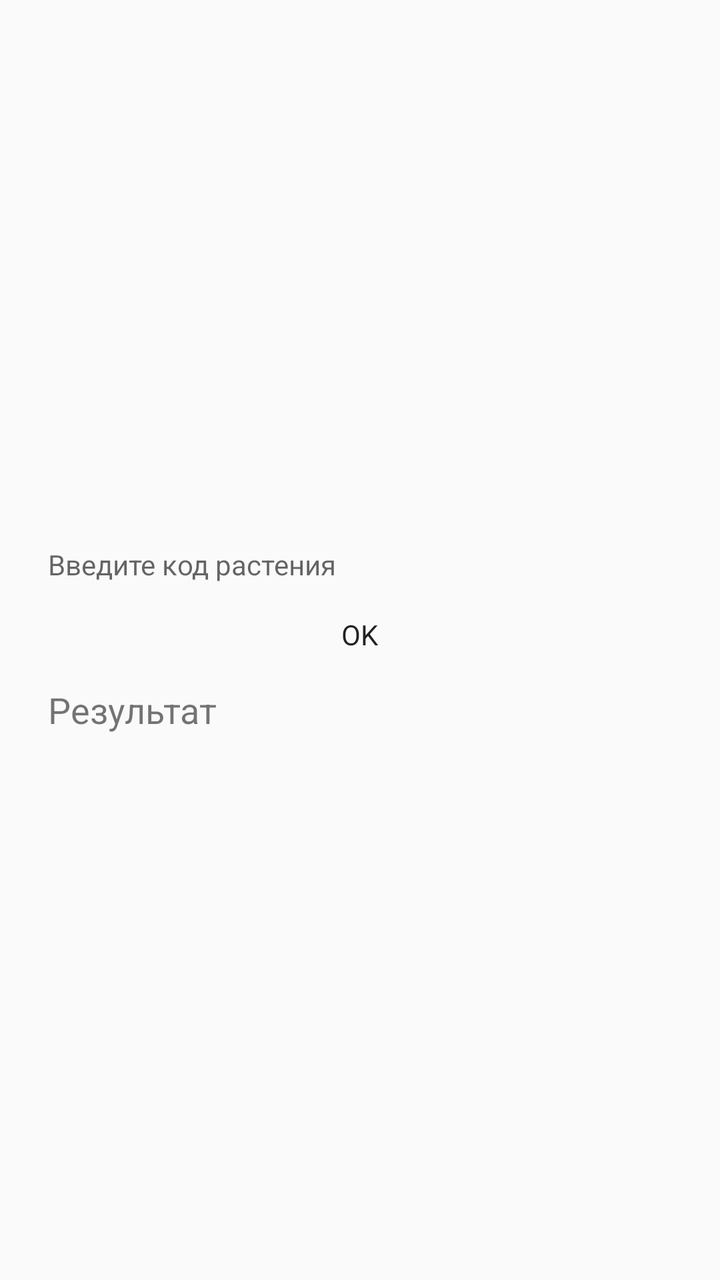
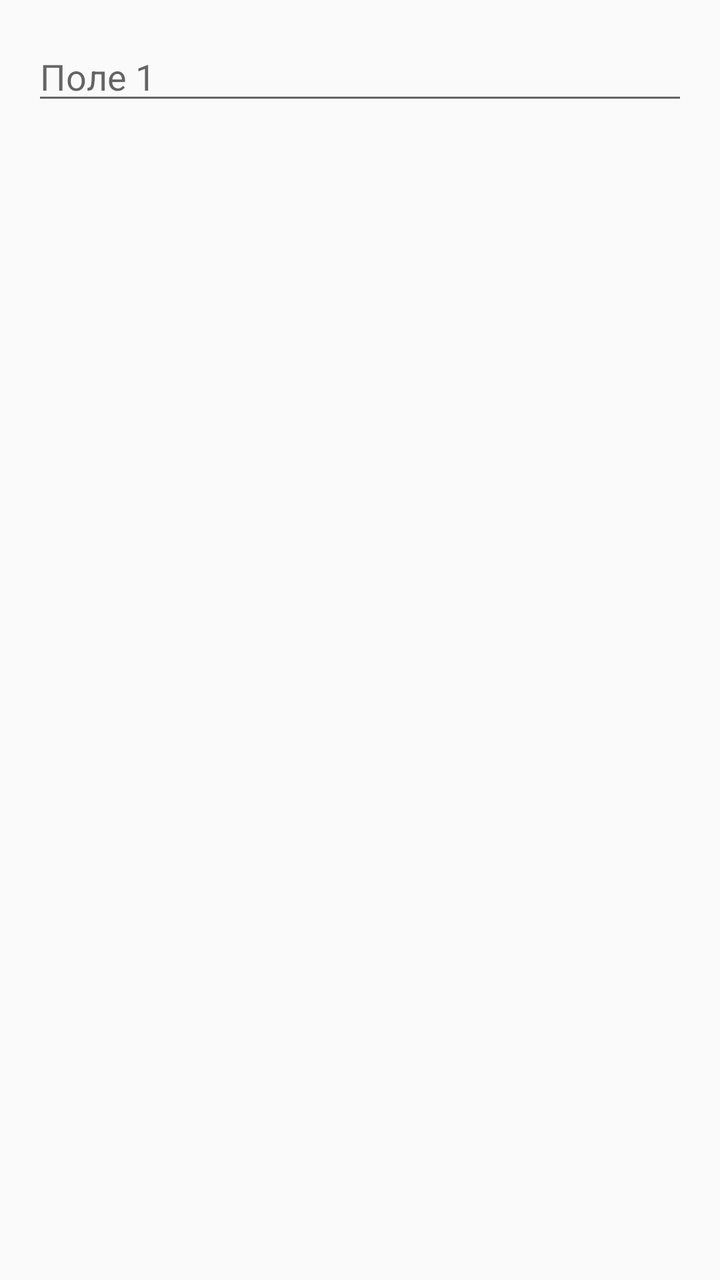

Compare the two renders of this Android layout. The source of the first and the diff that turns it into the second are given below.
<!-- AndroidManifest.xml: activity theme Theme.FirstApp -->
<!-- res/layout/activity_main.xml -->
<?xml version="1.0" encoding="utf-8"?>
<LinearLayout xmlns:android="http://schemas.android.com/apk/res/android"
    android:layout_width="match_parent"
    android:layout_height="match_parent"
    android:gravity="center"
    android:orientation="vertical"
    android:padding="24dp">

    <EditText
        android:id="@+id/edit1"
        android:layout_width="match_parent"
        android:layout_height="wrap_content"
        android:hint="Введите код растения"
        android:inputType="text" />

    <Button
        android:id="@+id/buttonOK"
        android:layout_width="wrap_content"
        android:layout_height="wrap_content"
        android:layout_marginTop="16dp"
        android:text="OK" />

    <TextView
        android:id="@+id/textResult"
        android:layout_width="match_parent"
        android:layout_height="wrap_content"
        android:layout_marginTop="16dp"
        android:text="Результат"
        android:textSize="18sp" />
</LinearLayout>
<!-- resources referenced by this layout -->
<resources>
  <style name="Theme.FirstApp" parent="android:Theme.Material.Light.NoActionBar" />
</resources>

<!-- the commit's change to res/layout/activity_main.xml (unified diff, before → after) -->
@@ -2,29 +2,15 @@
 <LinearLayout xmlns:android="http://schemas.android.com/apk/res/android"
     android:layout_width="match_parent"
     android:layout_height="match_parent"
-    android:gravity="center"
     android:orientation="vertical"
-    android:padding="24dp">
+    android:padding="16dp">
 
     <EditText
         android:id="@+id/edit1"
         android:layout_width="match_parent"
         android:layout_height="wrap_content"
-        android:hint="Введите код растения"
-        android:inputType="text" />
+        android:hint="Поле 1" />
 
-    <Button
-        android:id="@+id/buttonOK"
-        android:layout_width="wrap_content"
-        android:layout_height="wrap_content"
-        android:layout_marginTop="16dp"
-        android:text="OK" />
 
-    <TextView
-        android:id="@+id/textResult"
-        android:layout_width="match_parent"
-        android:layout_height="wrap_content"
-        android:layout_marginTop="16dp"
-        android:text="Результат"
-        android:textSize="18sp" />
+
 </LinearLayout>
<!-- resource entries referenced after the edit -->
@@ -1,5 +1,5 @@
 <!-- resources referenced by this layout -->
 <resources>
-  <style name="Theme.FirstApp" parent="android:Theme.Material.Light.NoActionBar" />
+  <style name="Theme.FirstApp" parent="Theme.AppCompat.Light.NoActionBar" />
 </resources>
 
